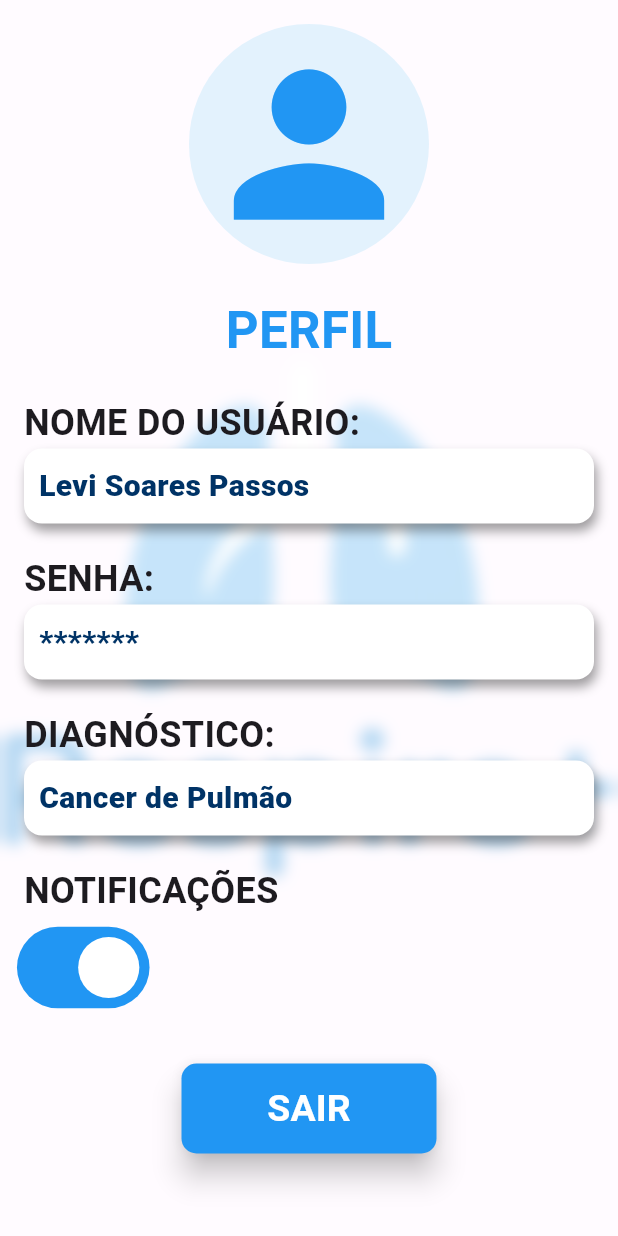
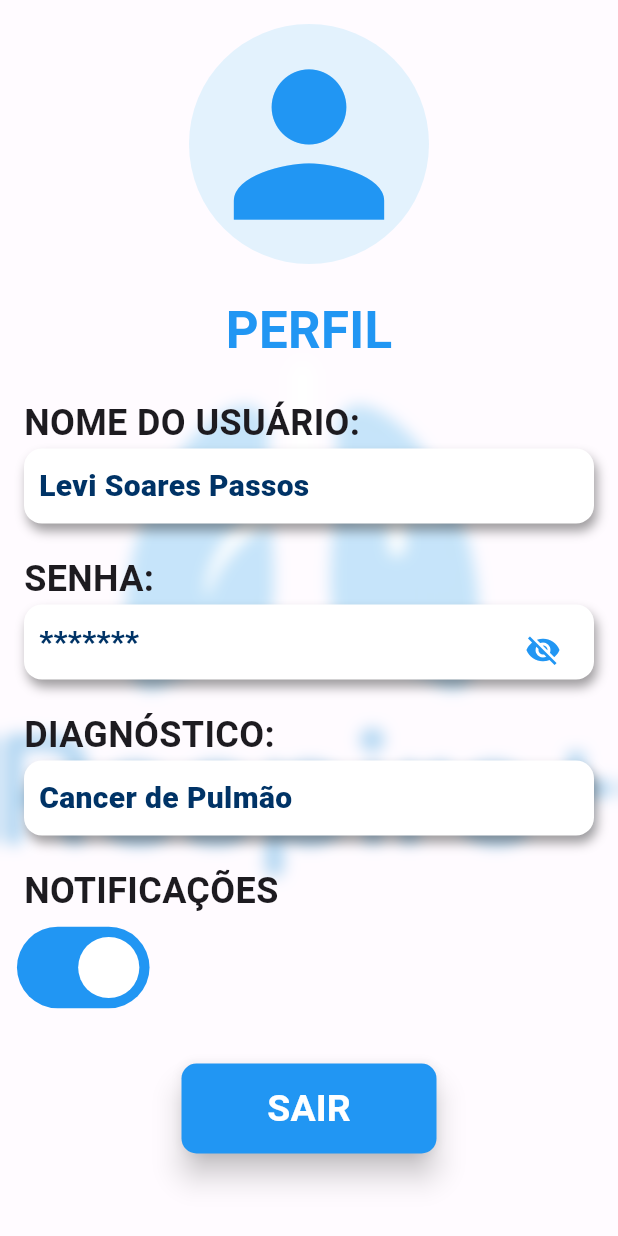
Before and after one commit to Yuri-C-Araujo/RespireMais, a Flutter app: the screen it shows after launch, on a phone screen of 412 x 824 dp. Run offline on Flutter 3.47's test engine with Material 3 defaults, Android fonts, the phone set to English and light mode, and no system bars; our stand-ins replace sqflite; accounts and stored records are empty.

Commit message:
Adicionei o butão de visualizar senha, lembrar de personalizalo para ficar mais parecido com o figma

```diff
--- a/lib/Perfil.dart
+++ b/lib/Perfil.dart
@@ -10,7 +10,8 @@ class Perfil extends StatefulWidget {
 
 class _PerfilState extends State<Perfil> {
   bool notificacaoAtiva = true;
-
+  bool _mostrarSenha = false;
+  String senha = "minhasenha123";
   @override
   Widget build(BuildContext context) {
     return SafeArea(
@@ -112,15 +113,30 @@ class _PerfilState extends State<Perfil> {
                   ],
                 ),
                 child: Align(
-                  alignment: AlignmentDirectional.centerStart,
-                  child: Text(
-                    "*******",
-                    style: TextStyle(
-                      fontSize: 20,
-                      color: Color.fromRGBO(0, 51, 102, 50),
-                      fontWeight: FontWeight.w900,
+                    child: Row(
+                      mainAxisAlignment: MainAxisAlignment.spaceBetween,
+                      children: [
+                        Text(
+                          _mostrarSenha ? senha : "*******",
+                          style: TextStyle(
+                            fontSize: 20,
+                            color: Color.fromRGBO(0, 51, 102, 1),
+                            fontWeight: FontWeight.w900,
+                          ),
+                        ),
+                        IconButton(
+                          icon: Icon(
+                            _mostrarSenha ? Icons.visibility : Icons.visibility_off,
+                            color: Colors.blue
+                          ),
+                          onPressed: () {
+                            setState(() {
+                              _mostrarSenha = !_mostrarSenha;
+                            });
+                          },
+                        ),
+                      ],
                     ),
-                  ),
                 ),
               ),
 
```
